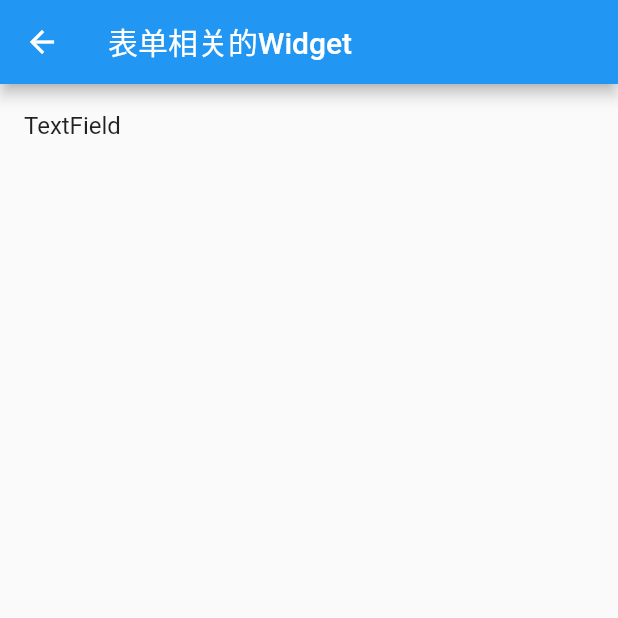
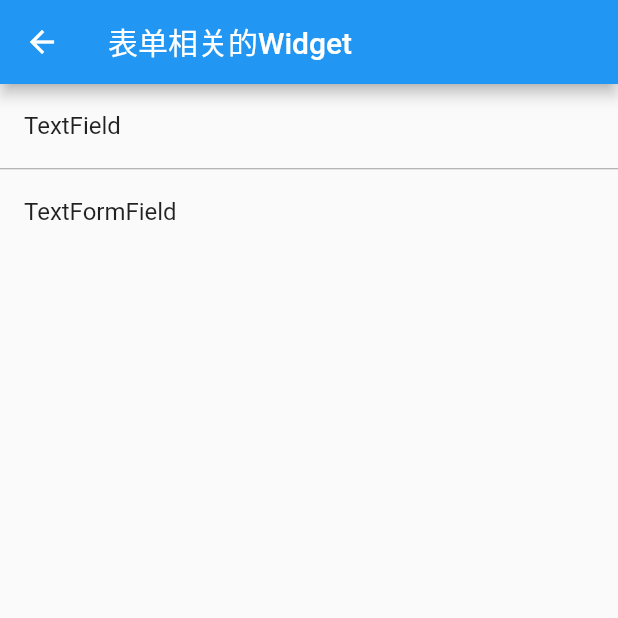
Before and after one commit to QuestG/flutter_tutorials, a Flutter app: the NaviForms screen opened directly, on a phone screen of 412 x 824 dp, the top half of it. Run offline on Flutter 3.47's test engine with Material 2 defaults, Android fonts, the phone set to English and light mode, and no system bars.

Commit message:
feat: Form、TextFormField

```diff
--- a/lib/forms/navigation_forms.dart
+++ b/lib/forms/navigation_forms.dart
@@ -1,10 +1,11 @@
 import 'package:flutter/material.dart';
-import 'package:tutorials/forms/TextFieldSample.dart';
+import 'package:tutorials/forms/text_field_sample.dart';
+import 'package:tutorials/forms/text_form_field_sample.dart';
 
 class NaviForms extends StatelessWidget {
-  var titles = ['TextField'];
+  var titles = ['TextField', 'TextFormField'];
 
-  var widgets = [TextFieldSample()];
+  var widgets = [TextFieldSample(), TextFormFieldSample()];
 
   @override
   Widget build(BuildContext context) {
```
Also changed, not shown: lib/forms/text_form_field_sample.dart (added, +53 -0 lines), lib/forms/text_field_sample.dart (renamed from lib/forms/TextFieldSample.dart).
